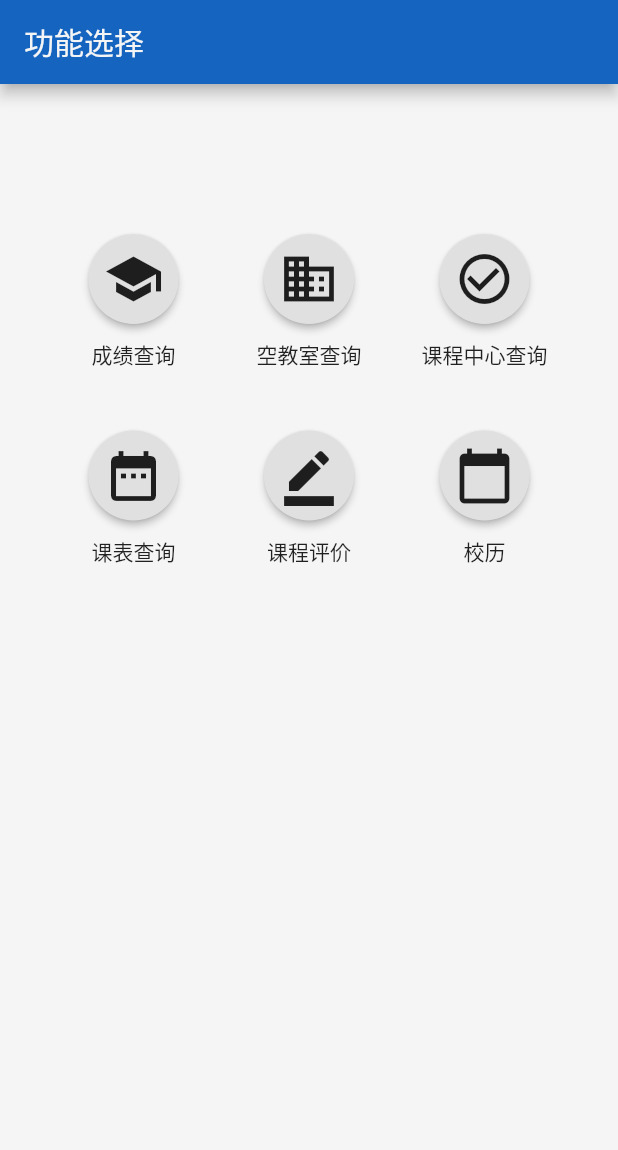
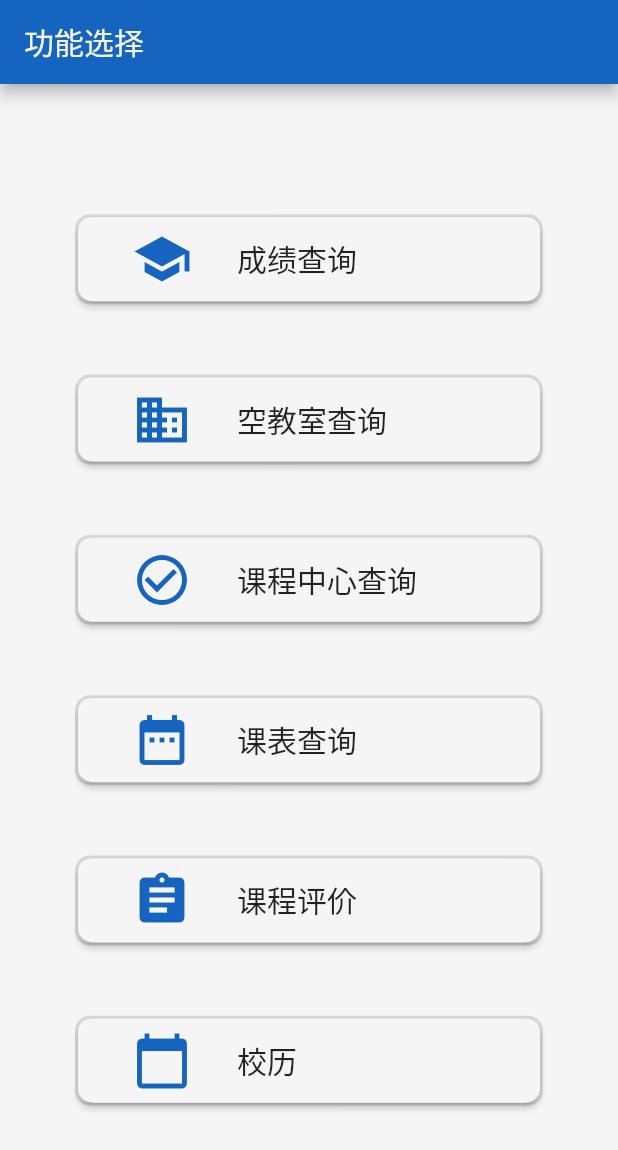
Before and after one commit to SE2020-TopUnderstanding/BUAA-Campus-Tools-Frontend, a Flutter app: the FunctionsPage screen opened directly, on a phone screen of 412 x 824 dp. Shown: the top 1150 px of the screen. Run offline on Flutter 3.47's test engine with Material 2 defaults, Android fonts, the phone set to English and light mode, and no system bars; our stand-ins replace dio, package_info, shared_preferences; missing offline and left inert: encrypt; accounts and stored records are empty; network calls fail.

Commit message:
美化功能选择页面，添加课程评价时间

```diff
--- a/lib/pages/FirstPage.dart
+++ b/lib/pages/FirstPage.dart
@@ -4,6 +4,8 @@ import '../GlobalUser.dart';
 import 'CourseCenterPage.dart';
 import 'CourseTablePage.dart';
 import 'ScorePage.dart';
+import 'CourseEvaluationPage.dart';
+import 'CalendarPage.dart';
 import 'package:jiaowuassistent/GlobalUser.dart';
 import 'package:provider/provider.dart';
 
@@ -30,6 +32,10 @@ Widget getFirstPage(int type) {
       return ScorePage();
     case 3:
       return CourseCenterPage();
+    case 4:
+      return CourseEvaluationPage();
+    case 5:
+      return CalendarPage();
     default:
       return CourseTablePage();
   }
--- a/lib/pages/FunctionsPage.dart
+++ b/lib/pages/FunctionsPage.dart
@@ -10,29 +10,38 @@ import 'package:jiaowuassistent/pages/CalendarPage.dart';
 class FunctionsPage extends StatelessWidget {
   // 图标函数，其中page 参数需要给出页面函数
 
-  Column _block(BuildContext context, Icon icon, Text text, Widget page) {
-    return Column(
+  Container _block(BuildContext context, Icon icon, Text text, Widget page) {
+    return Container(
+      height: 60,
+      width: 600,
+      decoration: BoxDecoration(
+        border: new Border.all(width: 2.0, color: Colors.black12),
+        borderRadius: new BorderRadius.all(new Radius.circular(10.0)),
+      ),
+      child: RaisedButton(
+        color: Colors.grey[100],
+        shape: RoundedRectangleBorder(
+            borderRadius: BorderRadius.all(Radius.circular(10))),
+        child: Row(
+          mainAxisAlignment: MainAxisAlignment.start,
           children: <Widget>[
-        Container(
-          height: 60,
-          child: RaisedButton(
-            shape: CircleBorder(),
-            child: icon,
+            SizedBox(
+              width: 20,
+            ),
+            icon,
+            SizedBox(
+              width: 30,
+            ),
+            text
+          ],
+        ),
         onPressed: () {
           Navigator.push(
               context, MaterialPageRoute(builder: (context) => page));
         },
       ),
-        ),
-        SizedBox(
-          height: 10,
-        ),
-        text,
-      ],
     );
   }
-
-  // 目前的设计是一行一行，然后每行三列，一列里面button + text
 
   @override
   Widget build(BuildContext context) {
@@ -44,71 +53,82 @@ class FunctionsPage extends StatelessWidget {
       ),
       backgroundColor: Colors.grey[100],
       body: new Container(
-        padding: EdgeInsets.symmetric(horizontal: 16),
+        padding: EdgeInsets.only(left: 50, top: 40, right: 50, bottom: 40),
         child: Column(
-          mainAxisAlignment: MainAxisAlignment.start,
-          children: <Widget>[
-            SizedBox(
-              height: 100,
-            ),
-            Row(
           mainAxisAlignment: MainAxisAlignment.spaceEvenly,
           children: <Widget>[
             _block(
                 context,
                 Icon(
                   Icons.school,
+                  color: Color(0xFF1565C0),
                   size: 40,
                 ),
-                    Text("成绩查询"),
+                Text(
+                  "成绩查询",
+                  style: TextStyle(fontSize: 20),
+                ),
                 ScorePage()),
             _block(
                 context,
                 Icon(
                   Icons.business,
+                  color: Color(0xFF1565C0),
                   size: 40,
                 ),
-                    Text("空教室查询"),
+                Text(
+                  "空教室查询",
+                  style: TextStyle(fontSize: 20),
+                ),
                 EmptyRoomPage()),
             _block(
                 context,
                 Icon(
                   Icons.check_circle_outline,
+                  color: Color(0xFF1565C0),
                   size: 40,
                 ),
-                    Text("课程中心查询"),
+                Text(
+                  "课程中心查询",
+                  style: TextStyle(fontSize: 20),
+                ),
                 CourseCenterPage()),
-              ],
-            ),
-            SizedBox(
-              height: 40,
-            ),
-            Row(
-              mainAxisAlignment: MainAxisAlignment.spaceEvenly,
-              children: <Widget>[
-//                _block(context, Icon(Icons.school, size: 40,), Text("课程评价"), ScorePage()),
-
             _block(
                 context,
                 Icon(
                   Icons.date_range,
+                  color: Color(0xFF1565C0),
                   size: 40,
                 ),
-                    Text("课表查询"),
+                Text(
+                  "课表查询",
+                  style: TextStyle(fontSize: 20),
+                ),
                 CourseTablePage()),
             _block(
                 context,
                 Icon(
-                      Icons.border_color,
+                  Icons.assignment,
+                  color: Color(0xFF1565C0),
                   size: 40,
                 ),
-                    Text("课程评价"),
+                Text(
+                  "课程评价",
+                  style: TextStyle(fontSize: 20),
+                ),
                 CourseEvaluationPage()),
-
-                _block(context, Icon(Icons.calendar_today, size: 40,), Text("校历"), CalendarPage()),
-
-              ],
-            )
+            _block(
+                context,
+                Icon(
+                  Icons.calendar_today,
+                  color: Color(0xFF1565C0),
+                  size: 40,
+                ),
+                Text(
+                  "校历",
+                  style: TextStyle(fontSize: 20),
+                ),
+                CalendarPage()),
           ],
         ),
       ),
```
Also changed, not shown: lib/pages/CourseEvaluationDetailPage.dart (+29 -20 lines), lib/pages/DIYPage.dart (+31 -5 lines). Lines whose indentation alone changed are shown as unchanged.
